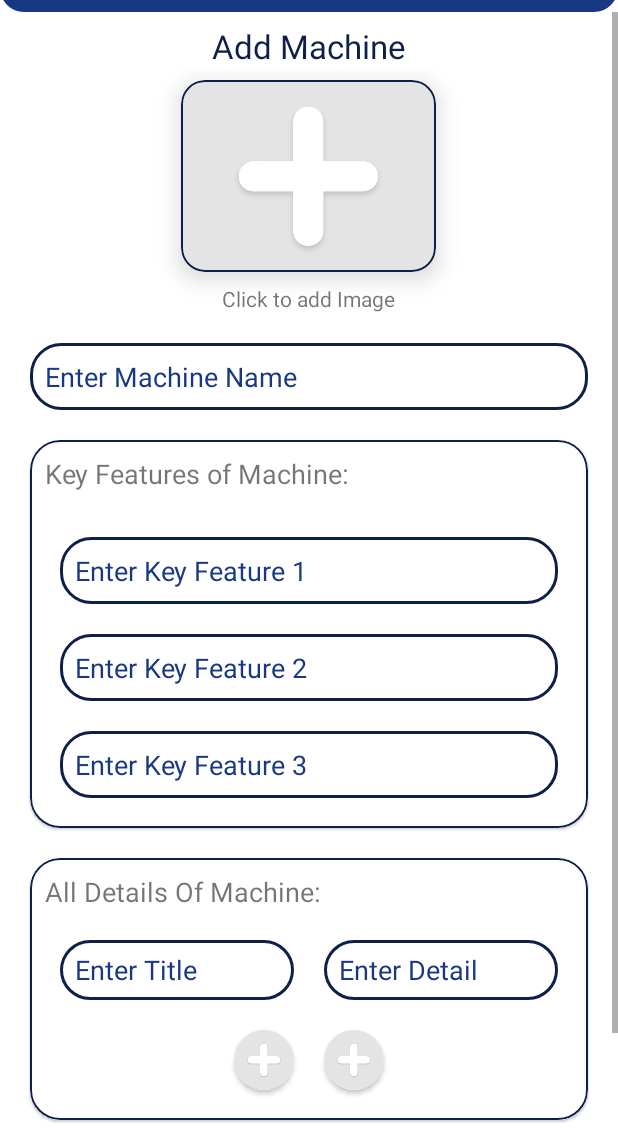
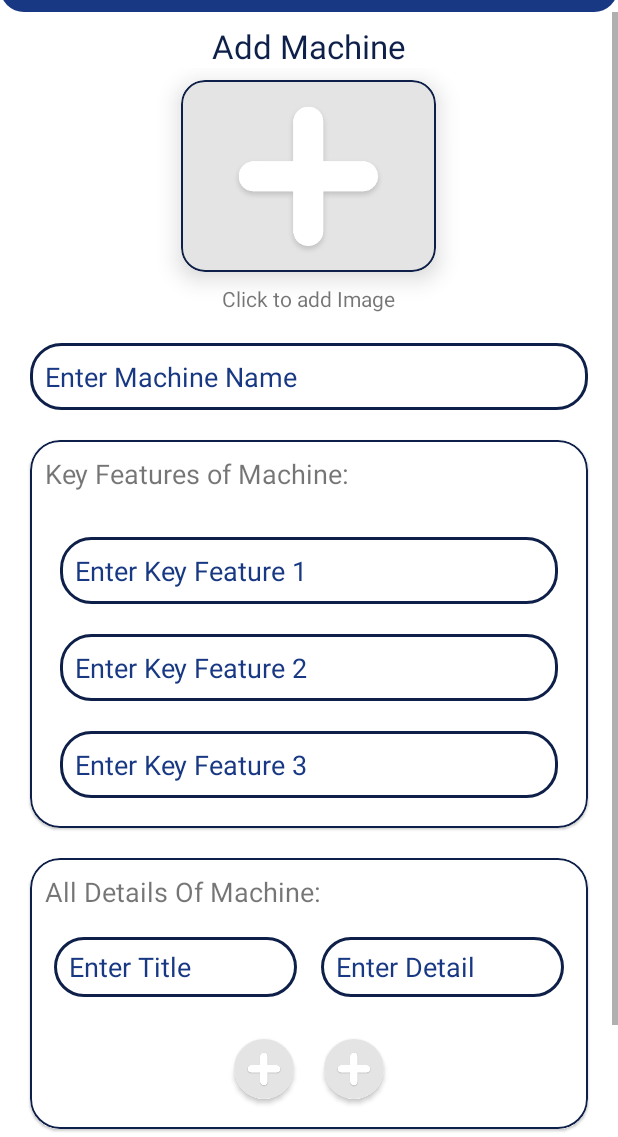
Before and after one commit to reaper1210/SSPI-ADMIN, an Android app: the AddNewMachine screen opened directly, with no data from a screen before it, on a phone screen of 412 x 824 dp, the part 99-1236 px from its top. Run offline under Robolectric (Android 15) with nearby library versions, the phone set to English and light mode, and no system bars; our stand-ins replace Firebase (no records; nobody signed in at launch, a user with empty details on screens opened directly); libraries missing offline, so code that uses them is left out: com.github.dhaval2404.imagepicker.

Commit message:
Edit Machine feature added

```diff
--- a/app/src/main/java/com/petblowmachine/sspi_admin/activity/MachinesActivity.kt
+++ b/app/src/main/java/com/petblowmachine/sspi_admin/activity/MachinesActivity.kt
@@ -33,10 +33,6 @@ class MachinesActivity : AppCompatActivity() {
 
         machinesAdapter = MachineAdapter(this, arrList)
 
-        db.collection("categories").document(Applic.categoryName).collection("machines").document()
-            .addSnapshotListener { value, error ->
-                machinesAdapter.notifyDataSetChanged()
-            }
     }
 
     private fun fetchData(){
--- a/app/src/main/java/com/petblowmachine/sspi_admin/adapter/DetailsAdapter.kt
+++ b/app/src/main/java/com/petblowmachine/sspi_admin/adapter/DetailsAdapter.kt
@@ -12,9 +12,10 @@ import android.widget.ImageView
 import androidx.recyclerview.widget.RecyclerView
 import com.petblowmachine.sspi_admin.R
 import com.petblowmachine.sspi_admin.modal.Applic
+import com.petblowmachine.sspi_admin.modal.MachineDetail
 import org.w3c.dom.Text
 
-class DetailsAdapter(private val context:Context,private val arrayList: ArrayList<Int>)
+class DetailsAdapter(private val context:Context,private val arrayList: ArrayList<MachineDetail>)
     :RecyclerView.Adapter<DetailsAdapter.ViewHolder>() {
 
     override fun onCreateViewHolder(parent: ViewGroup, viewType: Int): ViewHolder {
@@ -24,8 +25,9 @@ class DetailsAdapter(private val context:Context,private val arrayList: ArrayLis
     }
 
     override fun onBindViewHolder(holder: ViewHolder, position: Int) {
-        holder.edtTextKey.text.clear()
-        holder.edtTextValue.text.clear()
+
+        holder.edtTextKey.setText(arrayList[position].key)
+        holder.edtTextValue.setText(arrayList[position].value)
         while(Applic.detailsArrayKey.size < arrayList.size){
             Applic.detailsArrayKey.add("")
         }
@@ -43,13 +45,8 @@ class DetailsAdapter(private val context:Context,private val arrayList: ArrayLis
             if(position == arrayList.size-1){
                 val pos = position
                 holder.edtTextKey.addTextChangedListener(object:TextWatcher{
-                    override fun beforeTextChanged(p0: CharSequence?, p1: Int, p2: Int, p3: Int) {
-
-                    }
-
-                    override fun onTextChanged(p0: CharSequence?, p1: Int, p2: Int, p3: Int) {
-                    }
-
+                    override fun beforeTextChanged(p0: CharSequence?, p1: Int, p2: Int, p3: Int) {}
+                    override fun onTextChanged(p0: CharSequence?, p1: Int, p2: Int, p3: Int) {}
                     override fun afterTextChanged(p0: Editable?) {
                         if(holder.edtTextKey.hasFocus()){
                             if(!TextUtils.isEmpty(holder.edtTextKey.text)){
@@ -75,12 +72,9 @@ class DetailsAdapter(private val context:Context,private val arrayList: ArrayLis
             if(position == arrayList.size-1){
                 val pos = position
                 holder.edtTextValue.addTextChangedListener(object :TextWatcher{
-                    override fun beforeTextChanged(p0: CharSequence?, p1: Int, p2: Int, p3: Int) {
+                    override fun beforeTextChanged(p0: CharSequence?, p1: Int, p2: Int, p3: Int) {}
 
-                    }
-
-                    override fun onTextChanged(p0: CharSequence?, p1: Int, p2: Int, p3: Int) {
-                    }
+                    override fun onTextChanged(p0: CharSequence?, p1: Int, p2: Int, p3: Int) {}
 
                     override fun afterTextChanged(p0: Editable?) {
                         if(holder.edtTextValue.hasFocus()){
--- a/app/src/main/java/com/petblowmachine/sspi_admin/fragment/Categories.kt
+++ b/app/src/main/java/com/petblowmachine/sspi_admin/fragment/Categories.kt
@@ -45,7 +45,8 @@ class Categories : Fragment() {
                     for(document in it){
                         arrayList.add(Category(document.id,document["categoryImg"].toString()))
                     }
-                    gridLayoutManager = GridLayoutManager(activity as Context,2)
+                    val context = activity as Context
+                    gridLayoutManager = GridLayoutManager(activity,2)
                     recyclerView.layoutManager = gridLayoutManager
                     recyclerView.adapter = adapter
                 }
--- a/app/src/main/java/com/petblowmachine/sspi_admin/modal/Applic.kt
+++ b/app/src/main/java/com/petblowmachine/sspi_admin/modal/Applic.kt
@@ -1,6 +1,4 @@
 package com.petblowmachine.sspi_admin.modal
-
-import androidx.recyclerview.widget.RecyclerView
 
 object Applic {
     var categoryName = ""
@@ -9,7 +7,6 @@ object Applic {
     var categoryImg = ""
     var detailsArrayKey:MutableList<String> = ArrayList()
     var detailsArrayValue = ArrayList<String>()
-    var arrayPos = 1
     var areAllDetailsFilled = false
     const val sharedPreferenceName = "SSPISharedPreferences"
 }
--- /dev/null
+++ b/app/src/main/java/com/petblowmachine/sspi_admin/modal/MachineDetail.kt
@@ -0,0 +1,6 @@
+package com.petblowmachine.sspi_admin.modal
+
+data class MachineDetail(
+    val key: String,
+    val value: String
+)
--- a/app/src/main/res/layout/activity_add_new_machine.xml
+++ b/app/src/main/res/layout/activity_add_new_machine.xml
@@ -58,8 +58,8 @@
                     android:layout_marginTop="8dp"
                     android:text="Add Machine"
                     android:textAlignment="center"
-                    android:textSize="22sp"
-                    android:textColor="@color/primary_dark"/>
+                    android:textColor="@color/primary_dark"
+                    android:textSize="22sp" />
 
                 <RelativeLayout
                     android:layout_width="wrap_content"
@@ -94,8 +94,8 @@
                         android:layout_height="wrap_content"
                         android:layout_below="@+id/machineDetailsImageCardView"
                         android:layout_centerHorizontal="true"
-                        android:text="Click to add Image"
-                        android:layout_marginBottom="20dp"/>
+                        android:layout_marginBottom="20dp"
+                        android:text="Click to add Image" />
 
                     <EditText
                         android:id="@+id/edtTextMachineName"
--- a/app/src/main/res/layout/details_single_row.xml
+++ b/app/src/main/res/layout/details_single_row.xml
@@ -1,10 +1,10 @@
 <?xml version="1.0" encoding="utf-8"?>
 <LinearLayout
     xmlns:android="http://schemas.android.com/apk/res/android"
+    xmlns:app="http://schemas.android.com/apk/res-auto"
     android:layout_width="wrap_content"
     android:layout_height="wrap_content"
     android:orientation="horizontal"
-    xmlns:app="http://schemas.android.com/apk/res-auto"
     android:weightSum="6">
 
     <EditText
@@ -12,8 +12,8 @@
         android:layout_width="0dp"
         android:layout_height="wrap_content"
         android:layout_weight="3"
-        android:layout_marginStart="20dp"
-        android:layout_marginTop="10dp"
+        android:layout_marginStart="16dp"
+        android:layout_marginVertical="8dp"
         android:background="@drawable/edit_txt_bg"
         android:hint="Enter Title"
         android:paddingHorizontal="10dp"
@@ -25,9 +25,8 @@
         android:layout_width="0dp"
         android:layout_height="wrap_content"
         android:layout_weight="3"
-        android:layout_marginStart="20dp"
-        android:layout_marginTop="10dp"
-        android:layout_marginEnd="20dp"
+        android:layout_marginHorizontal="16dp"
+        android:layout_marginVertical="8dp"
         android:layout_toEndOf="@+id/edtTxtKey1"
         android:background="@drawable/edit_txt_bg"
         android:hint="Enter Detail"
```
Also changed, not shown: app/src/main/java/com/petblowmachine/sspi_admin/activity/AddNewMachine.kt (+160 -52 lines), app/src/main/java/com/petblowmachine/sspi_admin/adapter/MachineAdapter.kt (+3 -4 lines).
